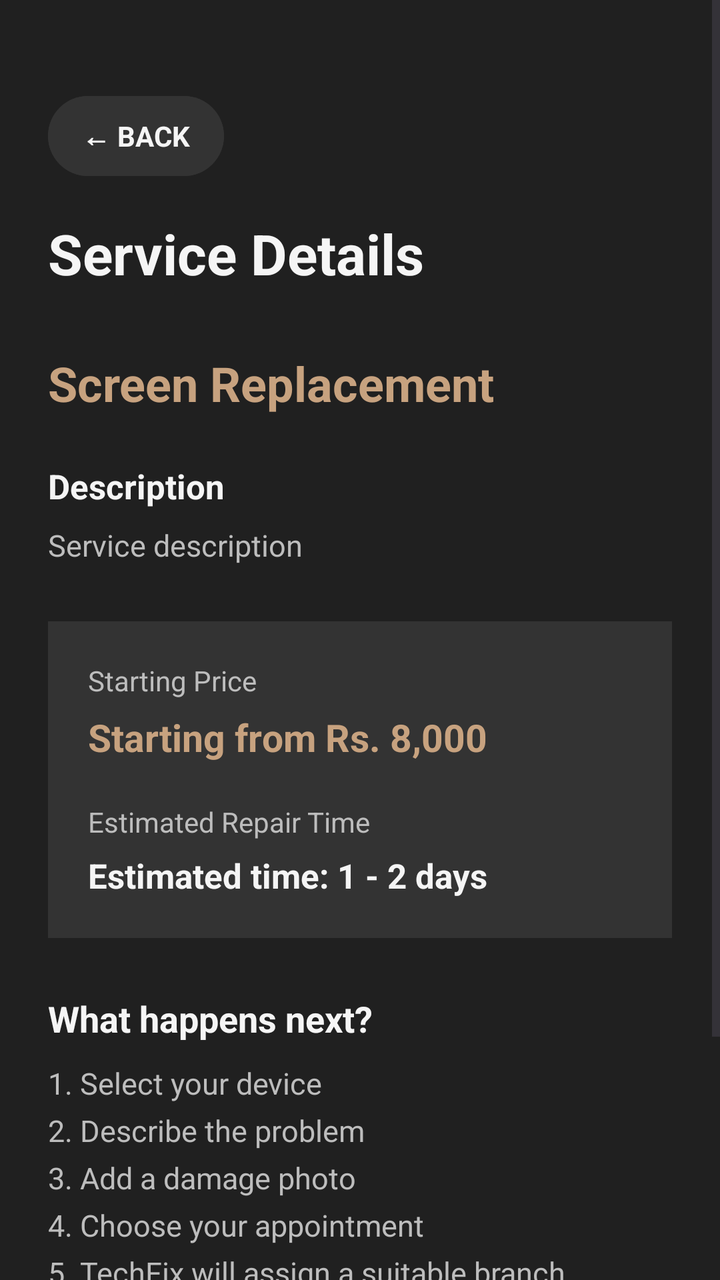
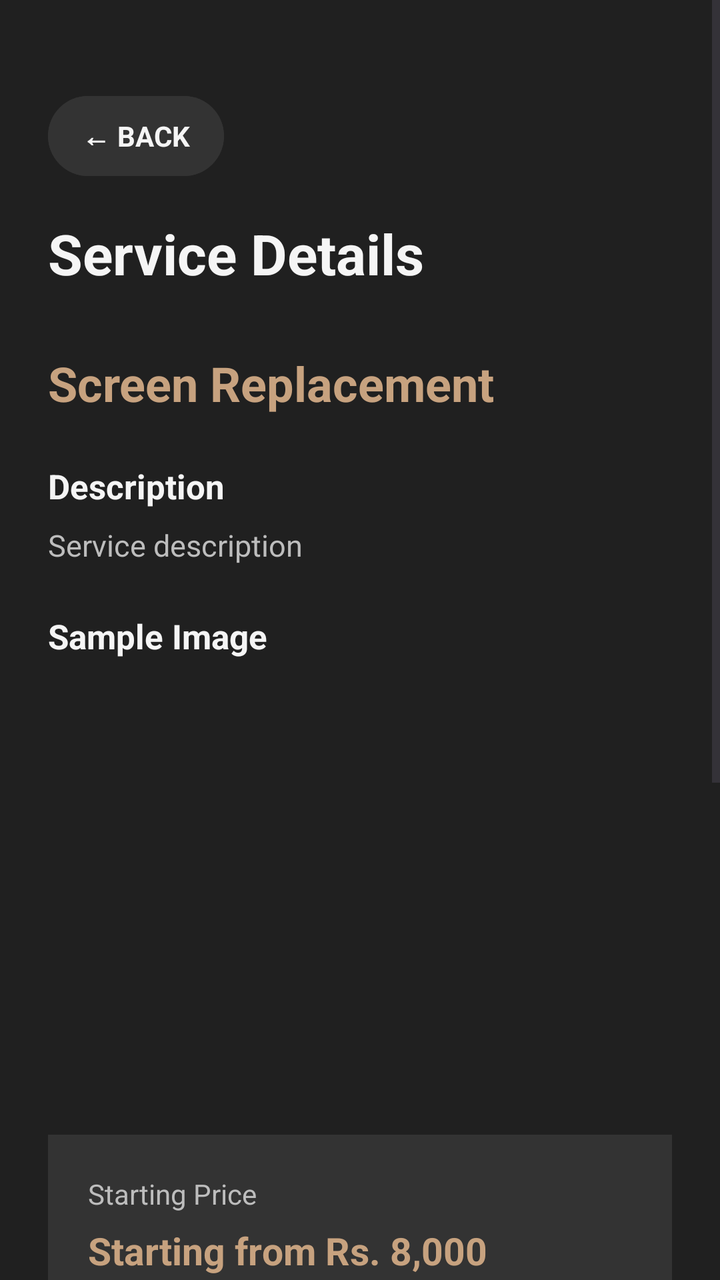

Screens rendered from an Android XML layout before and after an edit, with the pre-edit source and the edit as a unified diff.
<!-- AndroidManifest.xml: application theme Theme.TechFix -->
<!-- res/layout/activity_service_details.xml -->
<?xml version="1.0" encoding="utf-8"?>
<ScrollView xmlns:android="http://schemas.android.com/apk/res/android"
    android:layout_width="match_parent"
    android:layout_height="match_parent"
    android:background="@color/techfix_background"
    android:fillViewport="true">

    <LinearLayout
        android:layout_width="match_parent"
        android:layout_height="wrap_content"
        android:orientation="vertical"
        android:padding="24dp">

        
        <Button
            android:id="@+id/btnBack"
            android:layout_width="wrap_content"
            android:layout_height="48dp"
            android:layout_marginTop="20dp"
            android:layout_marginBottom="16dp"
            android:backgroundTint="@color/techfix_surface"
            android:text="← BACK"
            android:textColor="@color/techfix_white"
            android:textStyle="bold"
            android:paddingStart="16dp"
            android:paddingEnd="16dp" />

        
        <TextView
            android:layout_width="wrap_content"
            android:layout_height="wrap_content"
            android:text="Service Details"
            android:textColor="@color/techfix_white"
            android:textSize="28sp"
            android:textStyle="bold" />

        <TextView
            android:id="@+id/txtServiceName"
            android:layout_width="wrap_content"
            android:layout_height="wrap_content"
            android:layout_marginTop="30dp"
            android:text="Screen Replacement"
            android:textColor="@color/techfix_gold"
            android:textSize="24sp"
            android:textStyle="bold" />

        <TextView
            android:layout_width="wrap_content"
            android:layout_height="wrap_content"
            android:layout_marginTop="24dp"
            android:text="Description"
            android:textColor="@color/techfix_white"
            android:textSize="17sp"
            android:textStyle="bold" />

        <TextView
            android:id="@+id/txtServiceDescription"
            android:layout_width="match_parent"
            android:layout_height="wrap_content"
            android:layout_marginTop="8dp"
            android:lineSpacingExtra="4dp"
            android:text="Service description"
            android:textColor="@color/techfix_text_secondary"
            android:textSize="15sp" />

        <LinearLayout
            android:layout_width="match_parent"
            android:layout_height="wrap_content"
            android:layout_marginTop="28dp"
            android:background="@color/techfix_surface"
            android:orientation="vertical"
            android:padding="20dp">

            <TextView
                android:layout_width="wrap_content"
                android:layout_height="wrap_content"
                android:text="Starting Price"
                android:textColor="@color/techfix_text_secondary"
                android:textSize="14sp" />

            <TextView
                android:id="@+id/txtServicePrice"
                android:layout_width="wrap_content"
                android:layout_height="wrap_content"
                android:layout_marginTop="6dp"
                android:text="Starting from Rs. 8,000"
                android:textColor="@color/techfix_gold"
                android:textSize="19sp"
                android:textStyle="bold" />

            <TextView
                android:layout_width="wrap_content"
                android:layout_height="wrap_content"
                android:layout_marginTop="20dp"
                android:text="Estimated Repair Time"
                android:textColor="@color/techfix_text_secondary"
                android:textSize="14sp" />

            <TextView
                android:id="@+id/txtServiceDays"
                android:layout_width="wrap_content"
                android:layout_height="wrap_content"
                android:layout_marginTop="6dp"
                android:text="Estimated time: 1 - 2 days"
                android:textColor="@color/techfix_white"
                android:textSize="17sp"
                android:textStyle="bold" />

        </LinearLayout>

        <TextView
            android:layout_width="wrap_content"
            android:layout_height="wrap_content"
            android:layout_marginTop="28dp"
            android:text="What happens next?"
            android:textColor="@color/techfix_white"
            android:textSize="18sp"
            android:textStyle="bold" />

        <TextView
            android:layout_width="match_parent"
            android:layout_height="wrap_content"
            android:layout_marginTop="10dp"
            android:text="1. Select your device&#10;2. Describe the problem&#10;3. Add a damage photo&#10;4. Choose your appointment&#10;5. TechFix will assign a suitable branch"
            android:textColor="@color/techfix_text_secondary"
            android:textSize="15sp"
            android:lineSpacingExtra="6dp" />

        <Button
            android:id="@+id/btnBookRepair"
            android:layout_width="match_parent"
            android:layout_height="55dp"
            android:layout_marginTop="35dp"
            android:layout_marginBottom="30dp"
            android:text="Book Repair"
            android:textAllCaps="false"
            android:textSize="17sp" />

    </LinearLayout>

</ScrollView>
<!-- resources referenced by this layout -->
<resources>
  <color name="techfix_background">#202020</color>
  <color name="techfix_gold">#C7A27F</color>
  <color name="techfix_surface">#333333</color>
  <color name="techfix_text_secondary">#BDBDBD</color>
  <color name="techfix_white">#F5F5F5</color>
  <style name="Theme.TechFix" parent="Base.Theme.TechFix" />
  <style name="Base.Theme.TechFix" parent="Theme.Material3.DayNight.NoActionBar">
  
          <item name="android:fontFamily">sans-serif</item>
  
          <item name="android:windowBackground">@color/techfix_background</item>
  
          <item name="colorPrimary">@color/techfix_gold</item>
          <item name="colorOnPrimary">@color/techfix_background</item>
  
          <item name="colorSecondary">@color/techfix_gold_light</item>
          <item name="colorOnSecondary">@color/techfix_background</item>
  
          <item name="android:colorAccent">@color/techfix_gold</item>
  
          <item name="android:navigationBarColor">@color/techfix_background</item>
          <item name="android:statusBarColor">@color/techfix_background</item>
  
          <item name="android:windowLightStatusBar">false</item>
  
      </style>
  <color name="techfix_gold_light">#D4B493</color>
</resources>

<!-- the commit's change to res/layout/activity_service_details.xml (unified diff, before → after) -->
@@ -19,11 +19,11 @@
             android:layout_marginTop="20dp"
             android:layout_marginBottom="16dp"
             android:backgroundTint="@color/techfix_surface"
+            android:paddingStart="16dp"
+            android:paddingEnd="16dp"
             android:text="← BACK"
             android:textColor="@color/techfix_white"
-            android:textStyle="bold"
-            android:paddingStart="16dp"
-            android:paddingEnd="16dp" />
+            android:textStyle="bold" />
 
         
         <TextView
@@ -34,6 +34,7 @@
             android:textSize="28sp"
             android:textStyle="bold" />
 
+        
         <TextView
             android:id="@+id/txtServiceName"
             android:layout_width="wrap_content"
@@ -44,6 +45,7 @@
             android:textSize="24sp"
             android:textStyle="bold" />
 
+        
         <TextView
             android:layout_width="wrap_content"
             android:layout_height="wrap_content"
@@ -53,6 +55,7 @@
             android:textSize="17sp"
             android:textStyle="bold" />
 
+        
         <TextView
             android:id="@+id/txtServiceDescription"
             android:layout_width="match_parent"
@@ -63,6 +66,27 @@
             android:textColor="@color/techfix_text_secondary"
             android:textSize="15sp" />
 
+        
+        <TextView
+            android:layout_width="wrap_content"
+            android:layout_height="wrap_content"
+            android:layout_marginTop="24dp"
+            android:text="Sample Image"
+            android:textColor="@color/techfix_white"
+            android:textSize="17sp"
+            android:textStyle="bold" />
+
+        
+        <ImageView
+            android:id="@+id/imgServiceSample"
+            android:layout_width="match_parent"
+            android:layout_height="200dp"
+            android:layout_marginTop="10dp"
+            android:adjustViewBounds="true"
+            android:contentDescription="Service sample image"
+            android:scaleType="centerCrop" />
+
+        
         <LinearLayout
             android:layout_width="match_parent"
             android:layout_height="wrap_content"
@@ -108,6 +132,7 @@
 
         </LinearLayout>
 
+        
         <TextView
             android:layout_width="wrap_content"
             android:layout_height="wrap_content"
@@ -121,11 +146,12 @@
             android:layout_width="match_parent"
             android:layout_height="wrap_content"
             android:layout_marginTop="10dp"
+            android:lineSpacingExtra="6dp"
             android:text="1. Select your device&#10;2. Describe the problem&#10;3. Add a damage photo&#10;4. Choose your appointment&#10;5. TechFix will assign a suitable branch"
             android:textColor="@color/techfix_text_secondary"
-            android:textSize="15sp"
-            android:lineSpacingExtra="6dp" />
+            android:textSize="15sp" />
 
+        
         <Button
             android:id="@+id/btnBookRepair"
             android:layout_width="match_parent"
